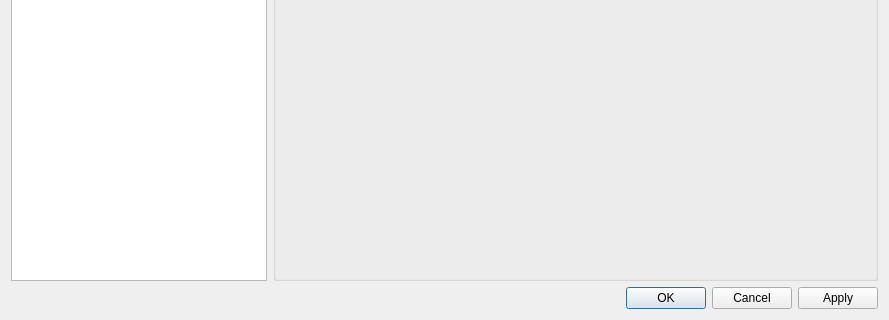
mhatina/openlmi_gui, file src/ui/settingsdialog.ui: the form before one commit; both pictures show x 0 to 889 and y 224 to 544 of the 889 by 544 pixel window.
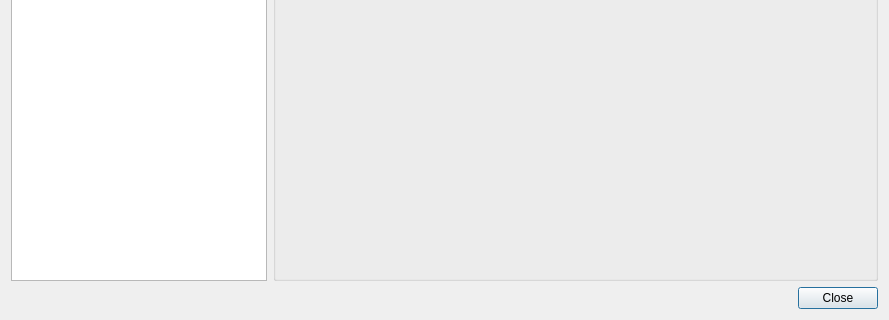
The form after the commit.

Patch:
```diff
--- a/src/ui/settingsdialog.ui
+++ b/src/ui/settingsdialog.ui
@@ -30,7 +30,7 @@
       <enum>Qt::Horizontal</enum>
      </property>
      <property name="standardButtons">
-      <set>QDialogButtonBox::Apply|QDialogButtonBox::Cancel|QDialogButtonBox::Ok</set>
+      <set>QDialogButtonBox::Close</set>
      </property>
      <property name="centerButtons">
       <bool>false</bool>
```
Left out of the diff: 54 changed lines with no effect on the pictures.
